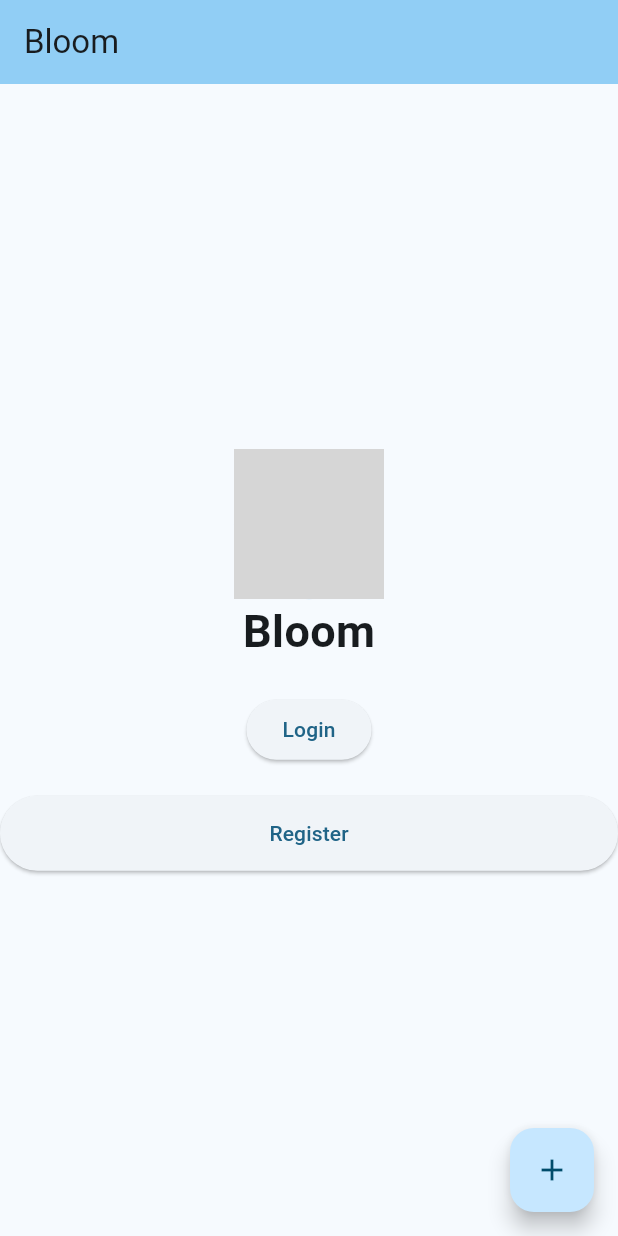
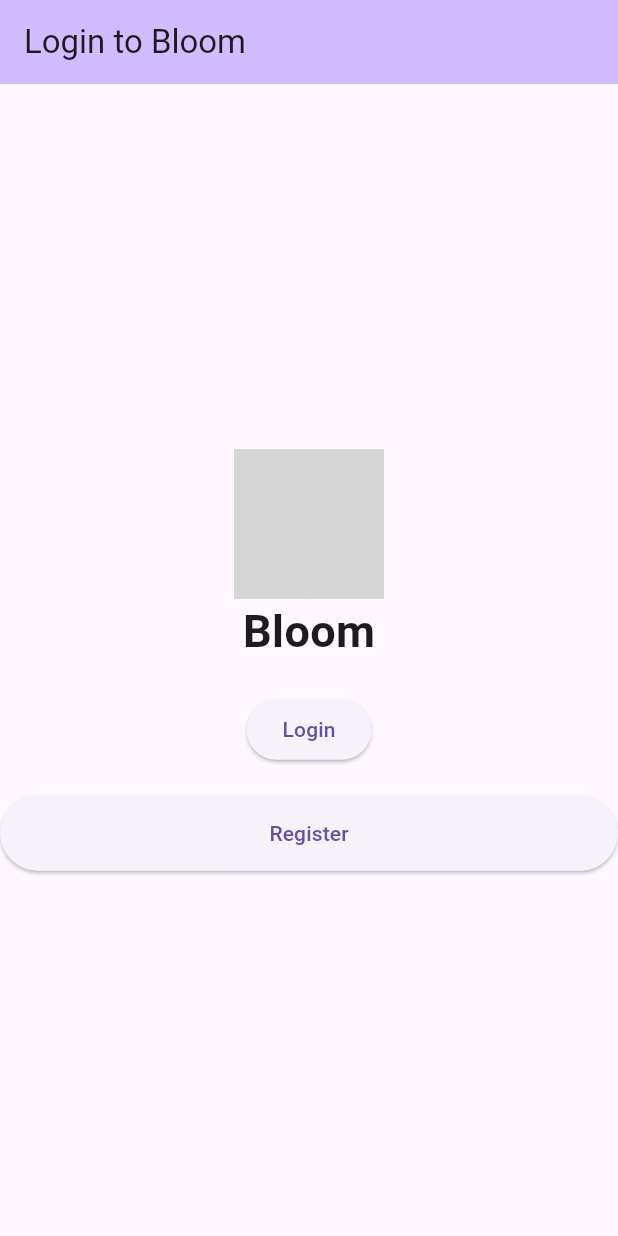
Before and after one commit to MSH4R1F/drplanguageapp, a Flutter app: the screen it shows after launch, on a phone screen of 412 x 824 dp. Run offline on Flutter 3.47's test engine with Material 3 defaults, Android fonts, the phone set to English and light mode, and no system bars; grey boxes are pictures that could not be loaded.

Commit message:
added basic navigation, branch from here

```diff
--- a/lib/main.dart
+++ b/lib/main.dart
@@ -1,5 +1,9 @@
+import 'package:drplanguageapp/pages/conversation.dart';
+import 'package:drplanguageapp/pages/dashboard_page.dart';
+import 'package:drplanguageapp/pages/highlights.dart';
+import 'package:drplanguageapp/pages/login_page.dart';
+import 'package:drplanguageapp/pages/reading_comp.dart';
 import 'package:flutter/material.dart';
-import 'package:flutter/widgets.dart';
 
 void main() {
   runApp(const MyApp());
@@ -14,21 +18,6 @@ class MyApp extends StatelessWidget {
     return MaterialApp(
       title: 'Flutter Demo',
       theme: ThemeData(
-        // This is the theme of your application.
-        //
-        // TRY THIS: Try running your application with "flutter run". You'll see
-        // the application has a purple toolbar. Then, without quitting the app,
-        // try changing the seedColor in the colorScheme below to Colors.green
-        // and then invoke "hot reload" (save your changes or press the "hot
-        // reload" button in a Flutter-supported IDE, or press "r" if you used
-        // the command line to start the app).
-        //
-        // Notice that the counter didn't reset back to zero; the application
-        // state is not lost during the reload. To reset the state, use hot
-        // restart instead.
-        //
-        // This works for code too, not just values: Most code changes can be
-        // tested with just a hot reload.
         colorScheme: ColorScheme.fromSeed(seedColor: Colors.lightBlue[400]!),
         useMaterial3: true,
       ),
@@ -40,15 +29,6 @@ class MyApp extends StatelessWidget {
 class MyHomePage extends StatefulWidget {
   const MyHomePage({super.key, required this.title});
 
-  // This widget is the home page of your application. It is stateful, meaning
-  // that it has a State object (defined below) that contains fields that affect
-  // how it looks.
-
-  // This class is the configuration for the state. It holds the values (in this
-  // case the title) provided by the parent (in this case the App widget) and
-  // used by the build method of the State. Fields in a Widget subclass are
-  // always marked "final".
-
   final String title;
 
   @override
@@ -56,92 +36,19 @@ class MyHomePage extends StatefulWidget {
 }
 
 class _MyHomePageState extends State<MyHomePage> {
-  int _counter = 0;
-
-  void _incrementCounter() {
-    setState(() {
-      // This call to setState tells the Flutter framework that something has
-      // changed in this State, which causes it to rerun the build method below
-      // so that the display can reflect the updated values. If we changed
-      // _counter without calling setState(), then the build method would not be
-      // called again, and so nothing would appear to happen.
-      _counter++;
-    });
-  }
 
   @override
   Widget build(BuildContext context) {
-    // This method is rerun every time setState is called, for instance as done
-    // by the _incrementCounter method above.
-    //
-    // The Flutter framework has been optimized to make rerunning build methods
-    // fast, so that you can just rebuild anything that needs updating rather
-    // than having to individually change instances of widgets.
-    return Scaffold(
-      appBar: AppBar(
-        // TRY THIS: Try changing the color here to a specific color (to
-        // Colors.amber, perhaps?) and trigger a hot reload to see the AppBar
-        // change color while the other colors stay the same.
-        backgroundColor: Theme.of(context).colorScheme.inversePrimary,
-        // Here we take the value from the MyHomePage object that was created by
-        // the App.build method, and use it to set our appbar title.
-        title: Text(widget.title),
-      ),
-      body: Center(
-        // Center is a layout widget. It takes a single child and positions it
-        // in the middle of the parent.
-        child: Column(
-          // Column is also a layout widget. It takes a list of children and
-          // arranges them vertically. By default, it sizes itself to fit its
-          // children horizontally, and tries to be as tall as its parent.
-          //
-          // Column has various properties to control how it sizes itself and
-          // how it positions its children. Here we use mainAxisAlignment to
-          // center the children vertically; the main axis here is the vertical
-          // axis because Columns are vertical (the cross axis would be
-          // horizontal).
-          //
-          // TRY THIS: Invoke "debug painting" (choose the "Toggle Debug Paint"
-          // action in the IDE, or press "p" in the console), to see the
-          // wireframe for each widget.
-          mainAxisAlignment: MainAxisAlignment.center,
-          children: <Widget>[
-            const CircleAvatar(
-                radius: 50,
-                backgroundImage: AssetImage('images/bloom.png'),
-                child: Text('logo', style: TextStyle(color: Colors.black))),
-            // App Name
-            const Text(
-              'Bloom',
-              style: TextStyle(fontSize: 30, fontWeight: FontWeight.bold),
-            ),
-            // Login Button
-            const SizedBox(height: 20),
-            const Padding(padding: EdgeInsets.symmetric(horizontal: 40)),
-            ElevatedButton(
-              onPressed: () {
-                // Navigate to login page
-              },
-              child: const Text('Login'),
-            ),
-            // Register Button
-            const SizedBox(height: 20),
-            ElevatedButton(
-              onPressed: () {
-                // Respond to button press
-              },
-              style: ElevatedButton.styleFrom(
-                  minimumSize: const Size(double.infinity, 50)),
-              child: const Text('Register'),
-            ),
-          ],
-        ),
-      ),
-      floatingActionButton: FloatingActionButton(
-        onPressed: _incrementCounter,
-        tooltip: 'Increment',
-        child: const Icon(Icons.add),
-      ), // This trailing comma makes auto-formatting nicer for build methods.
+    return MaterialApp(
+      title: widget.title,
+      home: const LoginScreen(),
+      routes: {
+        '/loginpage': (context) => const LoginScreen(),
+        '/dashboard': (context) => const DashboardPage(),
+        '/dashboard/conversation': (context) => const Conversation(),
+        '/dashboard/readingcomp': (context) => const ReadingComp(),
+        '/dashboard/highlights': (context) => const Highlights()
+      }
     );
   }
 }
--- /dev/null
+++ b/lib/pages/login_page.dart
@@ -0,0 +1,53 @@
+import 'package:flutter/material.dart';
+
+class LoginScreen extends StatelessWidget {
+  const LoginScreen({super.key});
+
+  @override
+  Widget build(BuildContext context) {
+    return Scaffold(
+      appBar: AppBar(
+        backgroundColor: Theme.of(context).colorScheme.inversePrimary,
+        title: const Text("Login to Bloom"),
+      ),
+      body: Center(
+        // Center is a layout widget. It takes a single child and positions it
+        // in the middle of the parent.
+        child: Column(
+          mainAxisAlignment: MainAxisAlignment.center,
+          children: <Widget>[
+            const CircleAvatar(
+                radius: 50,
+                backgroundImage: AssetImage('images/bloom.png'),
+                child: Text('logo', style: TextStyle(color: Colors.black))),
+            // App Name
+            const Text(
+              'Bloom',
+              style: TextStyle(fontSize: 30, fontWeight: FontWeight.bold),
+            ),
+            // Login Button
+            const SizedBox(height: 20),
+            const Padding(padding: EdgeInsets.symmetric(horizontal: 40)),
+            ElevatedButton(
+              onPressed: () {
+                // Navigate to homepage
+                Navigator.pushNamed(context, '/dashboard');
+              },
+              child: const Text('Login'),
+            ),
+            // Register Button
+            const SizedBox(height: 20),
+            ElevatedButton(
+              onPressed: () {
+                // Respond to button press
+              },
+              style: ElevatedButton.styleFrom(
+                  minimumSize: const Size(double.infinity, 50)),
+              child: const Text('Register'),
+            ),
+          ],
+        ),
+      ), // This trailing comma makes auto-formatting nicer for build methods.
+    );
+  }
+}
--- a/pubspec.yaml
+++ b/pubspec.yaml
@@ -19,7 +19,7 @@ publish_to: 'none' # Remove this line if you wish to publish to pub.dev
 version: 1.0.0+1
 
 environment:
-  sdk: '>=3.4.1 <4.0.0'
+  sdk: '>=3.4.0 <4.0.0'
 
 # Dependencies specify other packages that your package needs in order to work.
 # To automatically upgrade your package dependencies to the latest versions
```
Also changed, not shown: lib/pages/chat_page.dart (added, +15 -0 lines), lib/pages/conversation.dart (added, +17 -0 lines), lib/pages/dashboard_page.dart (added, +40 -0 lines), lib/pages/highlights.dart (added, +19 -0 lines), lib/pages/reading_comp.dart (added, +19 -0 lines), pubspec.lock.
